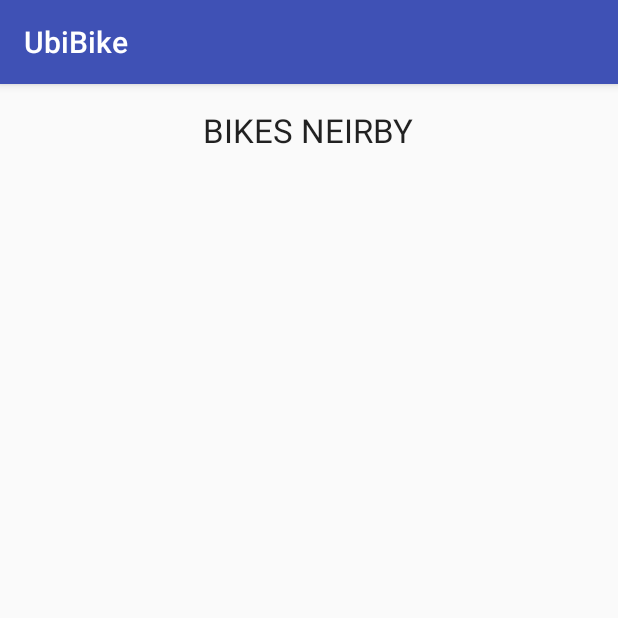
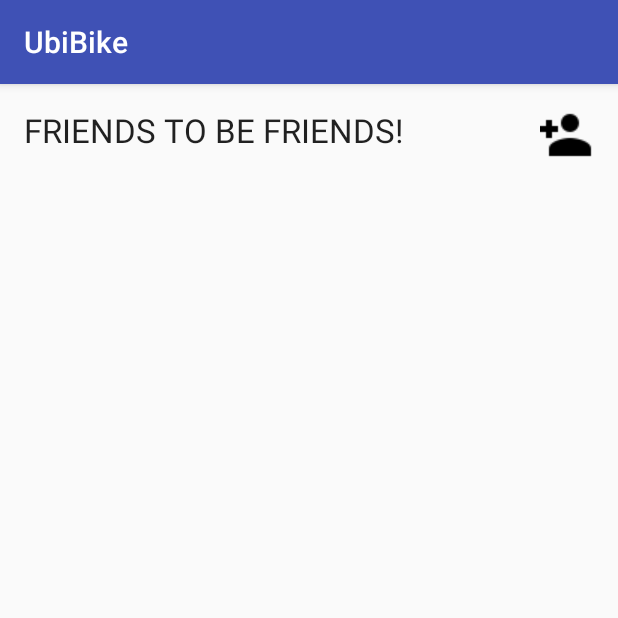
Before and after one commit to andreppires/Ubibike, an Android app: the FriendsActivity screen opened directly, with no data from a screen before it, on a phone screen of 412 x 824 dp, the top half of it. Run offline under Robolectric (Android 15) with nearby library versions, the phone set to English and light mode, and no system bars.

Commit message:
bug fixed on layout. Server exits. Run Server to run app

```diff
--- a/UbiBike/app/build.gradle
+++ b/UbiBike/app/build.gradle
@@ -20,7 +20,7 @@ android {
 }
 
 dependencies {
-    compile fileTree(dir: 'libs', include: ['*.jar'])
+    compile fileTree(include: ['*.jar'], dir: 'libs')
     testCompile 'junit:junit:4.12'
     compile 'com.android.support:appcompat-v7:23.1.1'
     compile 'com.android.support:design:23.1.1'
--- a/UbiBike/app/src/main/AndroidManifest.xml
+++ b/UbiBike/app/src/main/AndroidManifest.xml
@@ -5,7 +5,7 @@
     <!-- To auto-complete the email text field in the login form with the user's emails -->
     <uses-permission android:name="android.permission.GET_ACCOUNTS" />
     <uses-permission android:name="android.permission.READ_PROFILE" />
-    <uses-permission android:name="android.permission.READ_CONTACTS" />
+    <uses-permission android:name="android.permission.INTERNET"/>
 
     <application
         android:allowBackup="true"
--- a/UbiBike/app/src/main/res/layout/activity_friends.xml
+++ b/UbiBike/app/src/main/res/layout/activity_friends.xml
@@ -7,23 +7,35 @@
     android:paddingLeft="@dimen/activity_horizontal_margin"
     android:paddingRight="@dimen/activity_horizontal_margin"
     android:paddingTop="@dimen/activity_vertical_margin"
-    tools:context=".HomeActiviy">
+    tools:context=".FriendsActivity">
+
 
     <TextView
         android:layout_width="wrap_content"
         android:layout_height="wrap_content"
         android:textAppearance="?android:attr/textAppearanceLarge"
-        android:text="BIKES NEIRBY"
+        android:text="FRIENDS TO BE FRIENDS!"
         android:id="@+id/textView"
-        android:layout_alignParentTop="true"
-        android:layout_centerHorizontal="true" />
+        android:layout_alignTop="@+id/imageButton6"
+        android:layout_alignParentLeft="true"
+        android:layout_alignParentStart="true" />
 
     <ListView
         android:layout_width="wrap_content"
         android:layout_height="wrap_content"
         android:id="@+id/listView"
-        android:layout_below="@+id/textView"
         android:layout_alignParentRight="true"
         android:layout_alignParentEnd="true"
-        android:layout_marginTop="67dp" />
+        android:layout_below="@+id/textView" />
+
+    <ImageButton
+        android:layout_width="wrap_content"
+        android:layout_height="wrap_content"
+        android:id="@+id/imageButton6"
+        android:src="@drawable/ic_person_add_black_36dp"
+        android:background="@android:color/transparent"
+        android:layout_alignParentTop="true"
+        android:layout_alignParentRight="true"
+        android:layout_alignParentEnd="true" />
+
 </RelativeLayout>
--- a/UbiBike/app/src/main/res/layout/activity_login.xml
+++ b/UbiBike/app/src/main/res/layout/activity_login.xml
@@ -69,7 +69,6 @@
                 android:layout_width="match_parent"
                 android:layout_height="wrap_content"
                 android:layout_marginTop="16dp"
-                android:onClick="homeActivity"
                 android:text="@string/action_sign_in"
                 android:textStyle="bold" />
 
```
Also changed, not shown: UbiBike/app/src/main/java/pt/ulisboa/tecnico/cmov/ubibike/LoginActivity.java (+9 -0 lines), UbiBike/app/src/main/res/layout/activity_bikes_neirby.xml (+6 -18 lines).
